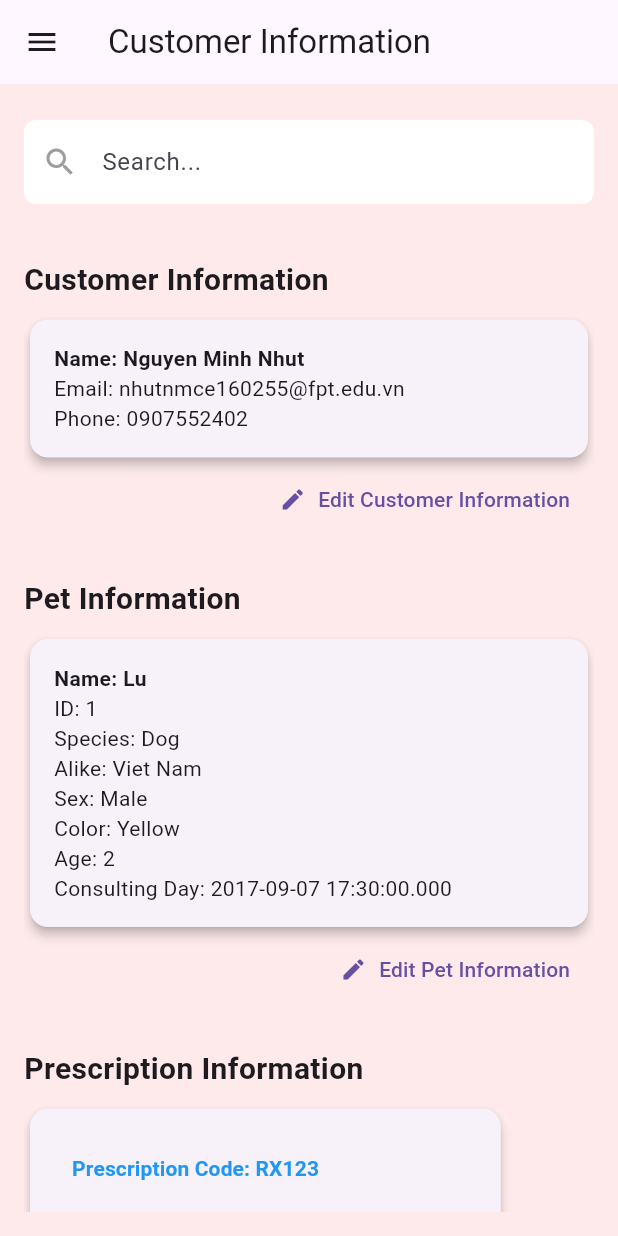
After one commit to Tan2DK/Doctor-Pet, a Flutter app: the CustomerView screen opened by its route, on a phone screen of 412 x 824 dp. The commit adds this screen. Run offline on Flutter 3.47's test engine with Material 3 defaults, Android fonts, the phone set to English and light mode, and no system bars; our stand-ins replace flutter_easyloading, get.

Commit message:
UI Customer

```diff
--- /dev/null
+++ b/packages/doctor_pet/lib/core/data/data_title_model.dart
@@ -0,0 +1,6 @@
+class DataTitleModel {
+  final String name;
+  final int flex;
+
+  DataTitleModel({required this.name, required this.flex});
+}
--- /dev/null
+++ b/packages/doctor_pet/lib/core/data/owner.dart
@@ -0,0 +1,13 @@
+import 'package:doctor_pet/core/data/pets.dart';
+
+class Owner {
+  String email;
+  String name;
+  String phone;
+  Pet pet;
+  Owner(
+      {required this.email,
+      required this.name,
+      required this.phone,
+      required this.pet});
+}
--- /dev/null
+++ b/packages/doctor_pet/lib/core/data/pets.dart
@@ -0,0 +1,20 @@
+class Pet {
+  String idPet;
+  String namePet;
+  String species;
+  String alike;
+  String sex;
+  String color;
+  String age;
+  DateTime dayConsulting;
+
+  Pet(
+      {required this.idPet,
+      required this.namePet,
+      required this.species,
+      required this.alike,
+      required this.sex,
+      required this.color,
+      required this.age,
+      required this.dayConsulting});
+}
--- a/packages/doctor_pet/lib/utils/app_routes.dart
+++ b/packages/doctor_pet/lib/utils/app_routes.dart
@@ -1,7 +1,11 @@
 import 'package:get/get.dart';
 
+import '../views/customer/customer_binding.dart';
+import '../views/customer/customer_view.dart';
 import '../views/home/home_binding.dart';
 import '../views/home/home_view.dart';
+import '../views/question&answer/q&a_binding.dart';
+import '../views/question&answer/q&a_view.dart';
 
 class AppRoutes {
   AppRoutes._();
@@ -12,9 +16,21 @@ class AppRoutes {
       page: () => const HomeView(),
       binding: HomeBinding(),
     ),
+    GetPage(
+      name: RoutesName.customer,
+      page: () => const CustomerView(),
+      binding: CustomerBinding(),
+    ),
+    GetPage(
+      name: RoutesName.questionAnswer,
+      page: () => const QandA(),
+      binding: QuestionAnswerBinding(),
+    ),
   ];
 }
 
 class RoutesName {
   static const String home = '/home';
+  static const String customer = '/customer';
+  static const String questionAnswer = '/QandA';
 }
--- /dev/null
+++ b/packages/doctor_pet/lib/views/customer/customer_controller.dart
@@ -0,0 +1,3 @@
+import 'package:get/get.dart';
+
+class CustomerController extends GetxController {}
--- /dev/null
+++ b/packages/doctor_pet/lib/views/customer/customer_view.dart
@@ -0,0 +1,496 @@
+import 'package:flutter/material.dart';
+import 'package:doctor_pet/core/data/pets.dart';
+import 'package:doctor_pet/core/data/owner.dart';
+
+class Prescription {
+  final String petName;
+  final DateTime examinationDate;
+  final String prescriptionCode;
+  final String diagnosis;
+  final String instructions;
+
+  Prescription({
+    required this.petName,
+    required this.examinationDate,
+    required this.prescriptionCode,
+    required this.diagnosis,
+    required this.instructions,
+  });
+}
+
+class PrescriptionDetailsPage extends StatelessWidget {
+  final Owner owner;
+  final Prescription prescription;
+
+  const PrescriptionDetailsPage({
+    Key? key,
+    required this.owner,
+    required this.prescription,
+  }) : super(key: key);
+
+  @override
+  Widget build(BuildContext context) {
+    return Scaffold(
+      appBar: AppBar(
+        title: const Text('Prescription Details'),
+      ),
+      body: Padding(
+        padding: const EdgeInsets.all(16.0),
+        child: Column(
+          crossAxisAlignment: CrossAxisAlignment.start,
+          children: [
+            Text(
+              'Customer Name: ${owner.name}',
+              style: const TextStyle(fontWeight: FontWeight.bold),
+            ),
+            Text('Phone Number: ${owner.phone}'),
+            Text('Pet: ${owner.pet.namePet}'),
+            Text('Reason for Examination: ${prescription.instructions}'),
+            Text('Diagnosis: ${prescription.diagnosis}'),
+          ],
+        ),
+      ),
+    );
+  }
+}
+
+class CustomerView extends StatefulWidget {
+  const CustomerView({Key? key}) : super(key: key);
+
+  @override
+  _CustomerViewState createState() => _CustomerViewState();
+}
+
+class _CustomerViewState extends State<CustomerView> {
+  List<Owner> data = [
+    Owner(
+      email: 'nhutnmce160255@fpt.edu.vn',
+      name: 'Nguyen Minh Nhut',
+      phone: '0907552402',
+      pet: Pet(
+        idPet: '1',
+        namePet: 'Lu',
+        species: 'Dog',
+        alike: 'Viet Nam',
+        sex: 'Male',
+        color: 'Yellow',
+        age: '2',
+        dayConsulting: DateTime(2017, 9, 7, 17, 30),
+      ),
+    ),
+  ];
+
+  List<Prescription> prescriptions = [
+    Prescription(
+      petName: 'Lu',
+      examinationDate: DateTime.now(),
+      prescriptionCode: 'RX123',
+      diagnosis: 'Fever',
+      instructions: 'Take medicine twice a day.',
+    ),
+  ];
+
+  bool editingCustomerInfo = false;
+  bool editingPetInfo = false;
+
+  late TextEditingController nameController;
+  late TextEditingController emailController;
+  late TextEditingController phoneController;
+  late TextEditingController petNameController;
+  late TextEditingController idPetController;
+  late TextEditingController speciesController;
+  late TextEditingController alikeController;
+  late TextEditingController sexController;
+  late TextEditingController colorController;
+  late TextEditingController ageController;
+
+  @override
+  void initState() {
+    super.initState();
+    nameController = TextEditingController(text: data.first.name);
+    emailController = TextEditingController(text: data.first.email);
+    phoneController = TextEditingController(text: data.first.phone);
+    petNameController = TextEditingController(text: data.first.pet.namePet);
+    idPetController = TextEditingController(text: data.first.pet.idPet);
+    speciesController = TextEditingController(text: data.first.pet.species);
+    alikeController = TextEditingController(text: data.first.pet.alike);
+    sexController = TextEditingController(text: data.first.pet.sex);
+    colorController = TextEditingController(text: data.first.pet.color);
+    ageController = TextEditingController(text: data.first.pet.age);
+  }
+
+  @override
+  Widget build(BuildContext context) {
+    return Scaffold(
+      appBar: AppBar(
+        title: const Text('Customer Information'),
+      ),
+      drawer: Drawer(
+        child: ListView(
+          padding: EdgeInsets.zero,
+          children: <Widget>[
+            DrawerHeader(
+              decoration: const BoxDecoration(
+                color: Colors.blue,
+              ),
+              child: Row(
+                crossAxisAlignment: CrossAxisAlignment.center,
+                children: [
+                  Image.asset(
+                    'assets/Logo.jpg',
+                    height: 50,
+                    width: 50,
+                  ),
+                  const SizedBox(width: 8),
+                  const Text(
+                    'Doctor Pet',
+                    style: TextStyle(
+                      color: Colors.white,
+                      fontSize: 20.0,
+                    ),
+                  ),
+                ],
+              ),
+            ),
+            ListTile(
+              title: const Text('Home Page'),
+              onTap: () {},
+            ),
+            ListTile(
+              title: const Text('Customer information'),
+              onTap: () {},
+            ),
+          ],
+        ),
+      ),
+      body: Container(
+        decoration: const BoxDecoration(
+          color: Color.fromARGB(255, 254, 234, 234),
+        ),
+        padding: const EdgeInsets.all(16.0),
+        child: SingleChildScrollView(
+          child: Column(
+            crossAxisAlignment: CrossAxisAlignment.stretch,
+            children: [
+              Padding(
+                padding: const EdgeInsets.symmetric(vertical: 8.0),
+                child: TextField(
+                  decoration: InputDecoration(
+                    hintText: 'Search...',
+                    prefixIcon: const Icon(Icons.search, color: Colors.grey),
+                    filled: true,
+                    fillColor: Colors.white,
+                    border: OutlineInputBorder(
+                      borderRadius: BorderRadius.circular(8.0),
+                      borderSide: BorderSide.none,
+                    ),
+                  ),
+                ),
+              ),
+              const SizedBox(height: 20),
+              _buildSectionTitle('Customer Information'),
+              editingCustomerInfo
+                  ? _buildCustomerEditForm()
+                  : _buildOwnerInformation(data.first),
+              _buildEditCustomerButton(),
+              const SizedBox(height: 20),
+              _buildSectionTitle('Pet Information'),
+              editingPetInfo
+                  ? _buildPetEditForm()
+                  : _buildPetInformation(data.first.pet),
+              _buildEditPetButton(),
+              const SizedBox(height: 20),
+              _buildSectionTitle('Prescription Information'),
+              _buildPrescriptionInformation(),
+              const SizedBox(height: 30),
+              _buildContactUsSection(),
+            ],
+          ),
+        ),
+      ),
+    );
+  }
+
+  Widget _buildSectionTitle(String title) {
+    return Align(
+      alignment: Alignment.centerLeft,
+      child: Padding(
+        padding: const EdgeInsets.symmetric(vertical: 8.0),
+        child: Text(
+          title,
+          style: const TextStyle(
+            fontSize: 20,
+            fontWeight: FontWeight.bold,
+          ),
+        ),
+      ),
+    );
+  }
+
+  Widget _buildOwnerInformation(Owner owner) {
+    return Card(
+      elevation: 3,
+      child: Padding(
+        padding: const EdgeInsets.all(16.0),
+        child: Column(
+          crossAxisAlignment: CrossAxisAlignment.start,
+          children: [
+            Text(
+              'Name: ${owner.name}',
+              style: const TextStyle(fontWeight: FontWeight.bold),
+            ),
+            Text('Email: ${owner.email}'),
+            Text('Phone: ${owner.phone}'),
+          ],
+        ),
+      ),
+    );
+  }
+
+  Widget _buildPetInformation(Pet pet) {
+    return Card(
+      elevation: 3,
+      child: Padding(
+        padding: const EdgeInsets.all(16.0),
+        child: Column(
+          crossAxisAlignment: CrossAxisAlignment.start,
+          children: [
+            Text(
+              'Name: ${pet.namePet}',
+              style: const TextStyle(fontWeight: FontWeight.bold),
+            ),
+            Text('ID: ${pet.idPet}'),
+            Text('Species: ${pet.species}'),
+            Text('Alike: ${pet.alike}'),
+            Text('Sex: ${pet.sex}'),
+            Text('Color: ${pet.color}'),
+            Text('Age: ${pet.age}'),
+            Text('Consulting Day: ${pet.dayConsulting.toString()}'),
+          ],
+        ),
+      ),
+    );
+  }
+
+  Widget _buildPrescriptionInformation() {
+    return Column(
+      crossAxisAlignment: CrossAxisAlignment.start,
+      children: [
+        if (prescriptions.isNotEmpty)
+          for (int i = 0; i < prescriptions.length; i++)
+            Card(
+              elevation: 3,
+              child: Padding(
+                padding: const EdgeInsets.all(16.0),
+                child: Column(
+                  crossAxisAlignment: CrossAxisAlignment.start,
+                  children: [
+                    TextButton(
+                      onPressed: () {
+                        Navigator.of(context).push(MaterialPageRoute(
+                          builder: (context) => PrescriptionDetailsPage(
+                            owner: data.first,
+                            prescription: prescriptions[i],
+                          ),
+                        ));
+                      },
+                      child: Text(
+                        'Prescription Code: ${prescriptions[i].prescriptionCode}',
+                        style: const TextStyle(
+                          fontWeight: FontWeight.bold,
+                          color: Colors.blue,
+                        ),
+                      ),
+                    ),
+                    Text('Pet Name: ${prescriptions[i].petName}'),
+                    Text(
+                        'Examination Date: ${prescriptions[i].examinationDate.toString()}'),
+                    Text('Diagnosis: ${prescriptions[i].diagnosis}'),
+                    Text('Instructions: ${prescriptions[i].instructions}'),
+                  ],
+                ),
+              ),
+            ),
+      ],
+    );
+  }
+
+  Widget _buildContactUsSection() {
+    return Container(
+      padding: const EdgeInsets.all(8.0),
+      color: Colors.blueGrey,
+      child: const Column(
+        crossAxisAlignment: CrossAxisAlignment.center,
+        children: [
+          Text(
+            'Contact Us',
+            style: TextStyle(
+              fontSize: 20,
+              fontWeight: FontWeight.bold,
+              color: Colors.white,
+            ),
+          ),
+          SizedBox(height: 5),
+          Text('Address: Đại học FPT Cần Thơ',
+              style: TextStyle(color: Colors.white)),
+          Text('Phone: 0907552402', style: TextStyle(color: Colors.white)),
+          Text('Email: NhutNMCE160255', style: TextStyle(color: Colors.white)),
+        ],
+      ),
+    );
+  }
+
+  Widget _buildEditCustomerButton() {
+    return Align(
+      alignment: Alignment.centerRight,
+      child: TextButton.icon(
+        onPressed: () {
+          setState(() {
+            editingCustomerInfo = !editingCustomerInfo;
+          });
+        },
+        icon: const Icon(Icons.edit),
+        label: const Text('Edit Customer Information'),
+      ),
+    );
+  }
+
+  Widget _buildEditPetButton() {
+    return Align(
+      alignment: Alignment.centerRight,
+      child: TextButton.icon(
+        onPressed: () {
+          setState(() {
+            editingPetInfo = !editingPetInfo;
+          });
+        },
+        icon: const Icon(Icons.edit),
+        label: const Text('Edit Pet Information'),
+      ),
+    );
+  }
+
+  Widget _buildCustomerEditForm() {
+    return Card(
+      elevation: 3,
+      child: Padding(
+        padding: const EdgeInsets.all(16.0),
+        child: Column(
+          crossAxisAlignment: CrossAxisAlignment.start,
+          children: [
+            TextField(
+              controller: nameController,
+              decoration: const InputDecoration(labelText: 'Name'),
+            ),
+            TextField(
+              controller: emailController,
+              decoration: const InputDecoration(labelText: 'Email'),
+            ),
+            TextField(
+              controller: phoneController,
+              decoration: const InputDecoration(labelText: 'Phone'),
+            ),
+            Row(
+              mainAxisAlignment: MainAxisAlignment.end,
+              children: [
+                TextButton(
+                  onPressed: () {
+                    setState(() {
+                      editingCustomerInfo = false;
+                    });
+                  },
+                  child: const Text('Cancel'),
+                ),
+                const SizedBox(width: 8),
+                ElevatedButton(
+                  onPressed: () {
+                    // Save and update customer information
+                    setState(() {
+                      data.first.name = nameController.text;
+                      data.first.email = emailController.text;
+                      data.first.phone = phoneController.text;
+                      editingCustomerInfo = false;
+                    });
+                  },
+                  child: const Text('Save'),
+                ),
+              ],
+            ),
+          ],
+        ),
+      ),
+    );
+  }
+
+  Widget _buildPetEditForm() {
+    return Card(
+      elevation: 3,
+      child: Padding(
+        padding: const EdgeInsets.all(16.0),
+        child: Column(
+          crossAxisAlignment: CrossAxisAlignment.start,
+          children: [
+            TextField(
+              controller: petNameController,
+              decoration: const InputDecoration(labelText: 'Name'),
+            ),
+            TextField(
+              controller: idPetController,
+              decoration: const InputDecoration(labelText: 'ID'),
+            ),
+            TextField(
+              controller: speciesController,
+              decoration: const InputDecoration(labelText: 'Species'),
+            ),
+            TextField(
+              controller: alikeController,
+              decoration: const InputDecoration(labelText: 'Alike'),
+            ),
+            TextField(
+              controller: sexController,
+              decoration: const InputDecoration(labelText: 'Sex'),
+            ),
+            TextField(
+              controller: colorController,
+              decoration: const InputDecoration(labelText: 'Color'),
+            ),
+            TextField(
+              controller: ageController,
+              decoration: const InputDecoration(labelText: 'Age'),
+            ),
+            Row(
+              mainAxisAlignment: MainAxisAlignment.end,
+              children: [
+                TextButton(
+                  onPressed: () {
+                    setState(() {
+                      editingPetInfo = false;
+                    });
+                  },
+                  child: const Text('Cancel'),
+                ),
+                const SizedBox(width: 8),
+                ElevatedButton(
+                  onPressed: () {
+                    // Save and update pet information
+                    setState(() {
+                      data.first.pet.namePet = petNameController.text;
+                      data.first.pet.idPet = idPetController.text;
+                      data.first.pet.species = speciesController.text;
+                      data.first.pet.alike = alikeController.text;
+                      data.first.pet.sex = sexController.text;
+                      data.first.pet.color = colorController.text;
+                      data.first.pet.age = ageController.text;
+                      editingPetInfo = false;
+                    });
+                  },
+                  child: const Text('Save'),
+                ),
+              ],
+            ),
+          ],
+        ),
+      ),
+    );
+  }
+}
--- /dev/null
+++ b/packages/doctor_pet/lib/views/question&answer/q&a_controller.dart
@@ -0,0 +1,3 @@
+import 'package:get/get.dart';
+
+class QuestionAnswerController extends GetxController {}
--- a/packages/doctor_pet/pubspec.yaml
+++ b/packages/doctor_pet/pubspec.yaml
@@ -21,3 +21,6 @@ dev_dependencies:
 
 flutter:
   uses-material-design: true
+  assets:
+    - assets/
+    - assets/img/
```
Also changed, not shown: packages/doctor_pet/lib/common_widgets/data_title_widgets.dart (added, +27 -0 lines), packages/doctor_pet/lib/views/customer/customer_binding.dart (added, +10 -0 lines), packages/doctor_pet/lib/views/question&answer/q&a_binding.dart (added, +10 -0 lines), packages/doctor_pet/lib/views/question&answer/q&a_view.dart (added, +136 -0 lines), packages/doctor_pet/assets/Logo.jpg (added), packages/doctor_pet/assets/anhnen.jpg (added), packages/doctor_pet/assets/favicon.png (added), packages/doctor_pet/pubspec.lock (added).
